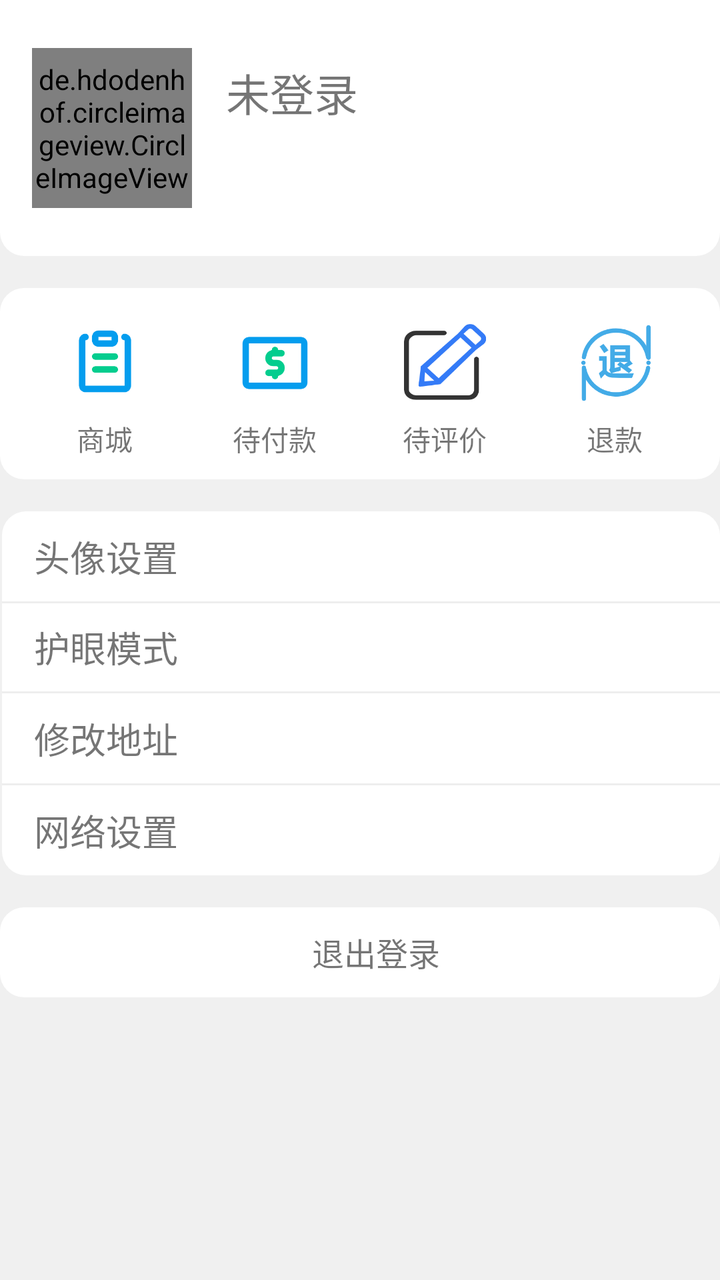
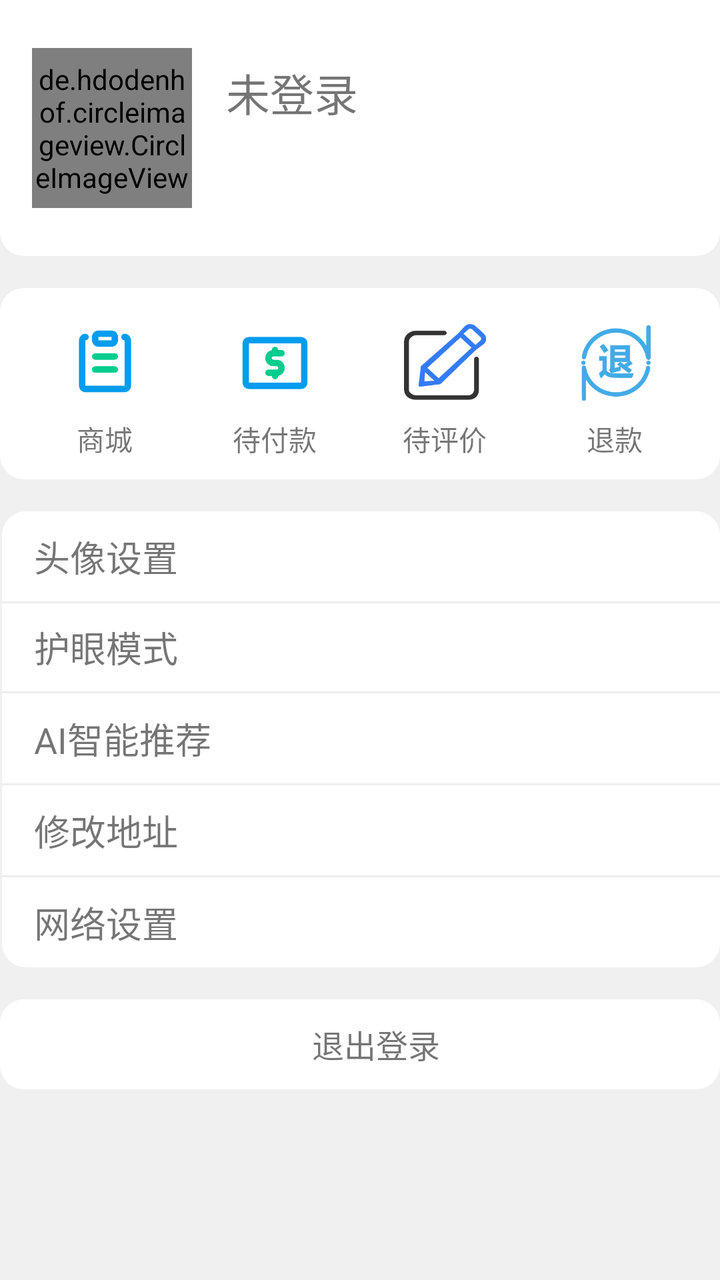

Two renders of the same Android screen: before a commit and after it. Below are the layout's source before the change and the commit's diff.
<!-- AndroidManifest.xml: application theme Theme.NovelReader -->
<!-- res/layout/me.xml -->
<?xml version="1.0" encoding="utf-8"?>
<androidx.constraintlayout.widget.ConstraintLayout xmlns:android="http://schemas.android.com/apk/res/android"
    xmlns:app="http://schemas.android.com/apk/res-auto"
    xmlns:tools="http://schemas.android.com/tools"
    android:layout_width="match_parent"
    android:layout_height="match_parent"
    android:background="@color/colorContent"
    tools:context=".wode.MyFragment4">

    <ScrollView
        android:id="@+id/bg"
        android:layout_width="0dp"
        android:layout_height="0dp"
        android:overScrollMode="never"
        app:layout_constraintBottom_toBottomOf="parent"
        app:layout_constraintEnd_toEndOf="parent"
        app:layout_constraintHorizontal_bias="0.0"
        app:layout_constraintStart_toStartOf="parent"
        app:layout_constraintTop_toTopOf="parent"
        app:layout_constraintVertical_bias="0.0">

        <androidx.constraintlayout.widget.ConstraintLayout
            android:layout_width="match_parent"
            android:layout_height="wrap_content">


            <androidx.constraintlayout.widget.ConstraintLayout
                android:id="@+id/constraintLayout"
                android:layout_width="0dp"
                android:layout_height="wrap_content"
                android:background="@drawable/detail_info"
                app:layout_constraintEnd_toEndOf="parent"
                app:layout_constraintStart_toStartOf="parent"
                app:layout_constraintTop_toTopOf="parent"
                tools:ignore="MissingConstraints">

                <de.hdodenhof.circleimageview.CircleImageView
                    android:id="@+id/myUserHead"
                    android:layout_width="80dp"
                    android:layout_height="80dp"
                    android:layout_marginStart="16dp"
                    android:layout_marginTop="24dp"
                    android:layout_marginBottom="24dp"
                    android:src="@drawable/a1"
                    app:layout_constraintBottom_toBottomOf="parent"
                    app:layout_constraintStart_toStartOf="parent"
                    app:layout_constraintTop_toTopOf="parent"
                    tools:ignore="MissingClass" />

                <TextView
                    android:id="@+id/myUserNickName"
                    android:layout_width="wrap_content"
                    android:layout_height="wrap_content"
                    android:layout_marginStart="17dp"
                    android:layout_marginTop="30dp"
                    android:text="未登录"
                    android:textSize="22sp"
                    app:layout_constraintStart_toEndOf="@+id/myUserHead"
                    app:layout_constraintTop_toTopOf="parent" />

                <TextView
                    android:id="@+id/myUserName"
                    android:layout_width="wrap_content"
                    android:layout_height="wrap_content"
                    android:layout_marginStart="17dp"
                    android:layout_marginTop="8dp"
                    android:text=""
                    android:textSize="18sp"
                    app:layout_constraintStart_toEndOf="@+id/myUserHead"
                    app:layout_constraintTop_toBottomOf="@+id/myUserNickName" />

            </androidx.constraintlayout.widget.ConstraintLayout>

            <LinearLayout
                android:id="@+id/linearLayout"
                android:layout_width="0dp"
                android:layout_height="wrap_content"
                android:layout_marginTop="16dp"
                android:background="@drawable/radius_content"
                android:orientation="horizontal"
                android:padding="10sp"
                android:weightSum="4"
                app:layout_constraintEnd_toEndOf="parent"
                app:layout_constraintStart_toStartOf="parent"
                app:layout_constraintTop_toBottomOf="@+id/constraintLayout">

                <LinearLayout
                    android:id="@+id/myOrderView"
                    android:layout_width="0dp"
                    android:layout_height="match_parent"
                    android:layout_weight="1"
                    android:orientation="vertical">

                    <ImageView
                        android:id="@+id/myOrder_imgV"
                        android:layout_width="match_parent"
                        android:layout_height="55dp"
                        android:padding="8dp"
                        android:src="@mipmap/myorder" />

                    <TextView
                        android:layout_width="match_parent"
                        android:layout_height="wrap_content"
                        android:gravity="center_horizontal"
                        android:text="商城" />

                </LinearLayout>

                <LinearLayout
                    android:id="@+id/Obligation"
                    android:layout_width="0dp"
                    android:layout_height="match_parent"
                    android:layout_weight="1"
                    android:orientation="vertical">

                    <ImageView
                        android:id="@+id/igmtv"
                        android:layout_width="match_parent"
                        android:layout_height="55dp"
                        android:padding="8dp"
                        android:src="@mipmap/daifukuan" />

                    <TextView
                        android:id="@+id/textView4"
                        android:layout_width="match_parent"
                        android:layout_height="wrap_content"
                        android:gravity="center_horizontal"
                        android:text="待付款" />

                </LinearLayout>

                <LinearLayout
                    android:id="@+id/Evaluate"
                    android:layout_width="0dp"
                    android:layout_height="match_parent"
                    android:layout_weight="1"
                    android:orientation="vertical">

                    <ImageView
                        android:layout_width="match_parent"
                        android:layout_height="55dp"
                        android:padding="8dp"
                        android:src="@mipmap/daipingjia" />

                    <TextView
                        android:layout_width="match_parent"
                        android:layout_height="wrap_content"
                        android:gravity="center_horizontal"
                        android:text="待评价" />

                </LinearLayout>

                <LinearLayout
                    android:id="@+id/Refund"
                    android:layout_width="0dp"
                    android:layout_height="match_parent"
                    android:layout_weight="1"
                    android:orientation="vertical">

                    <ImageView
                        android:layout_width="match_parent"
                        android:layout_height="55dp"
                        android:padding="8dp"
                        android:src="@mipmap/tuikuan" />

                    <TextView
                        android:layout_width="match_parent"
                        android:layout_height="wrap_content"
                        android:gravity="center_horizontal"
                        android:text="退款" />

                </LinearLayout>
            </LinearLayout>

            <LinearLayout
                android:id="@+id/linearLayout2"
                android:layout_width="0dp"
                android:layout_height="wrap_content"
                android:layout_marginStart="1dp"
                android:layout_marginTop="16dp"
                android:background="@drawable/radius_content"
                android:orientation="vertical"
                app:layout_constraintEnd_toEndOf="parent"
                app:layout_constraintStart_toStartOf="parent"
                app:layout_constraintTop_toBottomOf="@+id/linearLayout">

                <TextView
                    android:id="@+id/z"
                    android:layout_width="match_parent"
                    android:layout_height="45dp"
                    android:gravity="center_vertical"
                    android:paddingStart="16dp"
                    android:text="头像设置"
                    android:textSize="18sp"
                    tools:ignore="RtlSymmetry" />

                <View
                    android:layout_width="match_parent"
                    android:layout_height="1dp"
                    android:background="#EEEEEE" />

                <TextView
                    android:id="@+id/SetGreen"
                    android:layout_width="match_parent"
                    android:layout_height="44dp"
                    android:gravity="center_vertical"
                    android:paddingStart="16dp"
                    android:text="护眼模式"
                    android:textSize="18sp"
                    tools:ignore="RtlSymmetry" />


                <View
                    android:layout_width="match_parent"
                    android:layout_height="1dp"
                    android:background="#EEEEEE" />


                <TextView
                    android:id="@+id/myModifyText"
                    android:layout_width="match_parent"
                    android:layout_height="45dp"
                    android:gravity="center_vertical"
                    android:paddingStart="16dp"
                    android:text="修改地址"
                    android:textSize="18sp"
                    tools:ignore="RtlSymmetry" />

                <LinearLayout
                    android:id="@+id/myModifyView"
                    android:layout_width="match_parent"
                    android:layout_height="wrap_content"
                    android:background="#1A409EFF"
                    android:orientation="vertical"
                    android:visibility="gone">

                    <EditText
                        android:id="@+id/editTextTextPersonName2"
                        android:layout_width="match_parent"
                        android:layout_height="wrap_content"
                        android:layout_marginLeft="32sp"
                        android:layout_marginTop="22sp"
                        android:layout_marginRight="32sp"
                        android:layout_marginBottom="12sp"
                        android:ems="10"
                        android:hint="请输入新的手机号码"
                        android:inputType="textPersonName" />

                    <EditText
                        android:id="@+id/editTextTextPersonName3"
                        android:layout_width="match_parent"
                        android:layout_height="wrap_content"
                        android:layout_marginLeft="32sp"
                        android:layout_marginTop="12sp"
                        android:layout_marginRight="32sp"
                        android:layout_marginBottom="12sp"
                        android:ems="10"
                        android:hint="请输入新的收货地址"
                        android:inputType="textPersonName" />

                    <Button
                        android:id="@+id/myModifyBtn"
                        android:layout_width="wrap_content"
                        android:layout_height="wrap_content"
                        android:layout_gravity="end"
                        android:layout_marginEnd="32sp"
                        android:layout_marginBottom="12sp"
                        android:text="确定" />

                </LinearLayout>

                <View
                    android:layout_width="match_parent"
                    android:layout_height="1dp"
                    android:background="#EEEEEE" />

                <TextView
                    android:id="@+id/myGeneralText"
                    android:layout_width="match_parent"
                    android:layout_height="45dp"
                    android:gravity="center_vertical"
                    android:paddingStart="16dp"
                    android:text="网络设置"
                    android:textSize="18sp"
                    tools:ignore="RtlSymmetry" />

            </LinearLayout>

            <LinearLayout
                android:layout_width="0dp"
                android:layout_height="wrap_content"
                android:layout_marginTop="16dp"
                android:layout_marginBottom="16dp"
                android:background="@drawable/radius_content"
                android:orientation="vertical"
                app:layout_constraintBottom_toBottomOf="parent"
                app:layout_constraintEnd_toEndOf="parent"
                app:layout_constraintStart_toStartOf="parent"
                app:layout_constraintTop_toBottomOf="@+id/linearLayout2">

                <TextView
                    android:id="@+id/logoutBtn"
                    android:layout_width="match_parent"
                    android:layout_height="45dp"
                    android:gravity="center"
                    android:paddingStart="16dp"
                    android:text="退出登录"
                    android:textSize="16sp"
                    tools:ignore="RtlSymmetry" />

            </LinearLayout>


        </androidx.constraintlayout.widget.ConstraintLayout>
    </ScrollView>

</androidx.constraintlayout.widget.ConstraintLayout>
<!-- resources referenced by this layout -->
<resources>
  <color name="colorContent">#CCEEEEEE</color>
  <!-- drawable a1: jpg bitmap (drawable, 66463 bytes) -->
  <!-- drawable detail_info (drawable-v24) -->
  <?xml version="1.0" encoding="utf-8"?>
  <shape xmlns:android="http://schemas.android.com/apk/res/android">
  
      <solid android:color="@color/bg_white" />
  
      <corners
          android:bottomLeftRadius="12dp"
          android:bottomRightRadius="12dp" />
  </shape>
  <!-- drawable radius_content (drawable-v24) -->
  <?xml version="1.0" encoding="utf-8"?>
  <shape xmlns:android="http://schemas.android.com/apk/res/android">
  
      <solid android:color="@color/bg_white"/>
  
      <corners android:radius="12dp"/>
  </shape>
  <!-- mipmap daifukuan: jpg bitmap (mipmap-mdpi, 4222 bytes) -->
  <!-- mipmap daipingjia: jpg bitmap (mipmap-mdpi, 9786 bytes) -->
  <!-- mipmap myorder: jpg bitmap (mipmap-mdpi, 4303 bytes) -->
  <!-- mipmap tuikuan: jpg bitmap (mipmap-mdpi, 10735 bytes) -->
  <style name="Theme.NovelReader" parent="Theme.MaterialComponents.DayNight.NoActionBar.Bridge">
          
          <item name="colorPrimary">@color/purple_500</item>
          <item name="colorPrimaryVariant">@color/purple_700</item>
          <item name="colorOnPrimary">@color/white</item>
          
          <item name="colorSecondary">@color/teal_200</item>
          <item name="colorSecondaryVariant">@color/teal_700</item>
          <item name="colorOnSecondary">@color/black</item>
          
          <item name="android:statusBarColor" tools:targetApi="l">?attr/colorPrimaryVariant</item>
          
      </style>
  <color name="bg_white">#FFFFFF</color>
  <color name="purple_500">#FF6200EE</color>
  <color name="purple_700">#03A9F4</color>
  <color name="white">#FFFFFF</color>
  <color name="teal_200">#FF03DAC5</color>
  <color name="teal_700">#FF018786</color>
  <color name="black">#FF000000</color>
</resources>

<!-- the commit's change to res/layout/me.xml (unified diff, before → after) -->
@@ -215,6 +215,22 @@
                     android:layout_height="1dp"
                     android:background="#EEEEEE" />
 
+                <TextView
+                    android:id="@+id/aiRecommend"
+                    android:layout_width="match_parent"
+                    android:layout_height="45dp"
+                    android:gravity="center_vertical"
+                    android:paddingStart="16dp"
+                    android:text="AI智能推荐"
+                    android:textSize="18sp"
+                    tools:ignore="RtlSymmetry" />
+
+
+                <View
+                    android:layout_width="match_parent"
+                    android:layout_height="1dp"
+                    android:background="#EEEEEE" />
+
 
                 <TextView
                     android:id="@+id/myModifyText"
